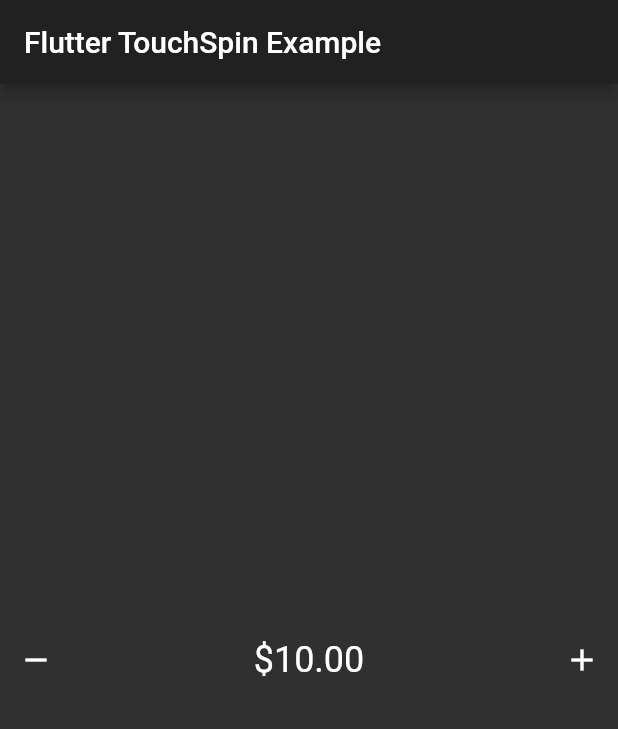
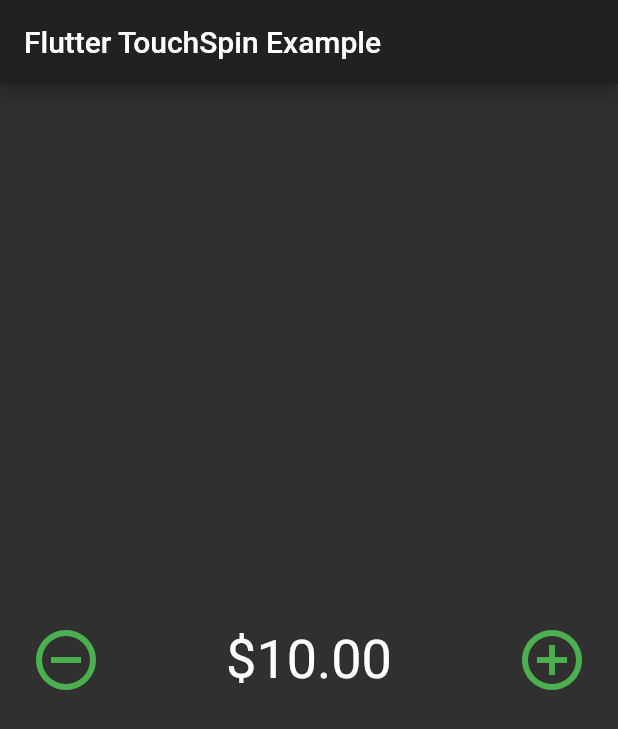
Before and after one commit to danvick/flutter_touch_spin, a Flutter app: the screen it shows after launch, on a phone screen of 412 x 824 dp. Shown: the top 729 px of the screen. Run offline on Flutter 3.47's test engine with Material 2 defaults, Android fonts, the phone set to English and light mode, and no system bars.

Commit message:
Fixed issue where active/disabled colors were switched. Started documentation

```diff
--- a/example/lib/main.dart
+++ b/example/lib/main.dart
@@ -22,12 +22,21 @@ class _MyAppState extends State<MyApp> {
         appBar: AppBar(title: Text('Flutter TouchSpin Example'),),
         body: Center(
           child: TouchSpin(
-            iconSize: 24.0,
+            value: 10,
             min: 5,
             max: 100,
             step: 5,
-            value: 10,
             displayFormat: NumberFormat.currency(locale: 'en_US', symbol: '\$'),
+            textStyle: TextStyle(fontSize: 36),
+            iconSize: 48.0,
+            addIcon: Icon(Icons.add_circle_outline),
+            subtractIcon: Icon(Icons.remove_circle_outline),
+            iconActiveColor: Colors.green,
+            iconDisabledColor: Colors.grey,
+            iconPadding: EdgeInsets.all(20),
+            onChange: (val){
+              print(val);
+            },
           ),
         ),
       ),
--- a/lib/src/touch_spin.dart
+++ b/lib/src/touch_spin.dart
@@ -6,7 +6,7 @@ class TouchSpin extends StatefulWidget {
   final num min;
   final num max;
   final num step;
-  final num iconSize;
+  final double iconSize;
   final ValueChanged<num> onChange;
   final NumberFormat displayFormat;
   final Icon subtractIcon;
@@ -54,8 +54,6 @@ class _TouchSpinState extends State<TouchSpin> {
 
   @override
   Widget build(BuildContext context) {
-    ThemeData theme = Theme.of(context);
-
     return Row(
       mainAxisAlignment: MainAxisAlignment.spaceBetween,
       crossAxisAlignment: CrossAxisAlignment.center,
@@ -64,8 +62,9 @@ class _TouchSpinState extends State<TouchSpin> {
           padding: widget.iconPadding,
           iconSize: widget.iconSize,
           color: minusBtnDisabled
-              ? widget.iconActiveColor ?? theme.disabledColor
-              : widget.iconDisabledColor ?? theme.textTheme.button.color,
+              ? widget.iconDisabledColor ?? Theme.of(context).disabledColor
+              : widget.iconActiveColor ??
+                  Theme.of(context).textTheme.button.color,
           icon: widget.subtractIcon,
           onPressed: minusBtnDisabled
               ? null
@@ -85,8 +84,9 @@ class _TouchSpinState extends State<TouchSpin> {
           padding: widget.iconPadding,
           iconSize: widget.iconSize,
           color: addBtnDisabled
-              ? widget.iconActiveColor ?? theme.disabledColor
-              : widget.iconDisabledColor ?? theme.textTheme.button.color,
+              ? widget.iconDisabledColor ?? Theme.of(context).disabledColor
+              : widget.iconActiveColor ??
+                  Theme.of(context).textTheme.button.color,
           icon: widget.addIcon,
           onPressed: addBtnDisabled
               ? null
--- a/pubspec.yaml
+++ b/pubspec.yaml
@@ -1,6 +1,6 @@
 name: flutter_touch_spin
 description: Simple number input spinner Widget for Flutter. Inspired by Bootstrap Touchspin
-version: 1.0.0
+version: 1.0.0+1
 author: Danvick Miller <danvickmiller@gmail.com>
 homepage: https://github.com/danvick/flutter_touch_spin
 
```
Also changed, not shown: example/pubspec.lock, pubspec.lock, 2 other files.
